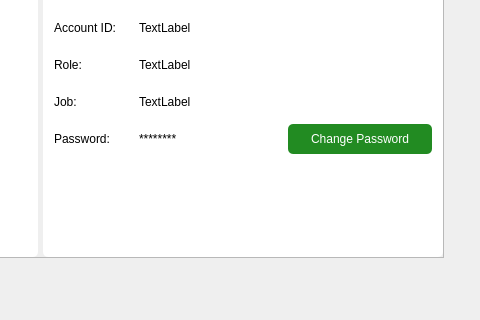
Before: the Qt Designer form app/src/ui/employee/profilePage.ui in Kazu0210/Inventory-System, drawn with Qt 5; both pictures show x 263 to 743 and y 161 to 481 of the 743 by 481 pixel window.
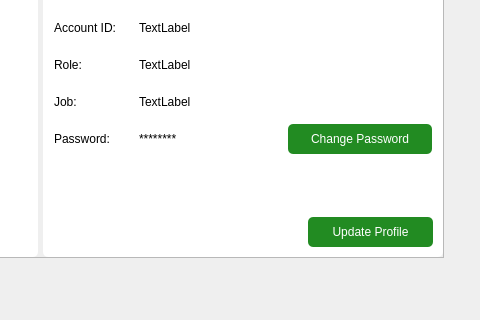
After: the same form once the commit is applied.

What changed in the file:
```diff
--- a/app/src/ui/employee/profilePage.ui
+++ b/app/src/ui/employee/profilePage.ui
@@ -91,7 +91,7 @@
       <property name="geometry">
        <rect>
         <x>0</x>
-        <y>0</y>
+        <y>-17</y>
         <width>729</width>
         <height>498</height>
        </rect>
@@ -1123,6 +1123,61 @@
                </property>
               </spacer>
              </item>
+             <item alignment="Qt::AlignRight">
+              <widget class="QFrame" name="frame_31">
+               <property name="frameShape">
+                <enum>QFrame::StyledPanel</enum>
+               </property>
+               <property name="frameShadow">
+                <enum>QFrame::Raised</enum>
+               </property>
+               <layout class="QHBoxLayout" name="horizontalLayout_20">
+                <property name="spacing">
+                 <number>0</number>
+                </property>
+                <property name="leftMargin">
+                 <number>0</number>
+                </property>
+                <property name="topMargin">
+                 <number>0</number>
+                </property>
+                <property name="rightMargin">
+                 <number>0</number>
+                </property>
+                <property name="bottomMargin">
+                 <number>0</number>
+                </property>
+                <item alignment="Qt::AlignRight">
+                 <widget class="QPushButton" name="pushButton">
+                  <property name="minimumSize">
+                   <size>
+                    <width>125</width>
+                    <height>30</height>
+                   </size>
+                  </property>
+                  <property name="maximumSize">
+                   <size>
+                    <width>125</width>
+                    <height>30</height>
+                   </size>
+                  </property>
+                  <property name="cursor">
+                   <cursorShape>PointingHandCursor</cursorShape>
+                  </property>
+                  <property name="styleSheet">
+                   <string notr="true">background-color: #228B22;
+font: 87 10pt &quot;Noto Sans Black&quot;;
+color: #fff;
+border-radius: 5px;</string>
+                  </property>
+                  <property name="text">
+                   <string>Update Profile</string>
+                  </property>
+                 </widget>
+                </item>
+               </layout>
+              </widget>
+             </item>
             </layout>
            </widget>
           </item>
```
